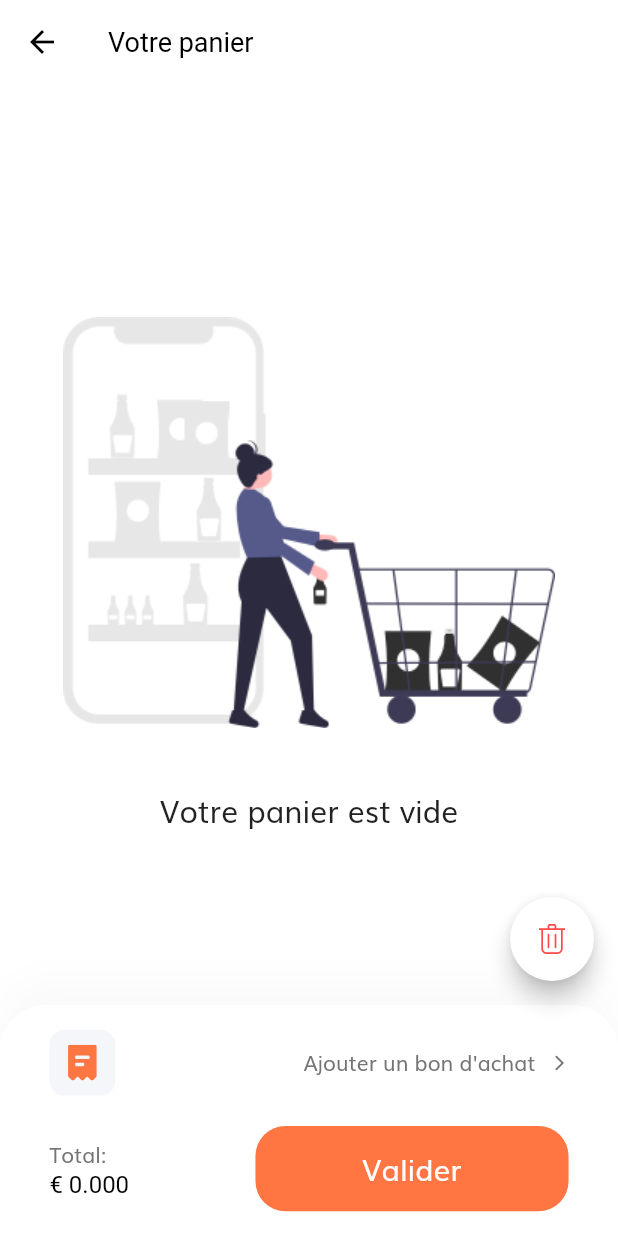
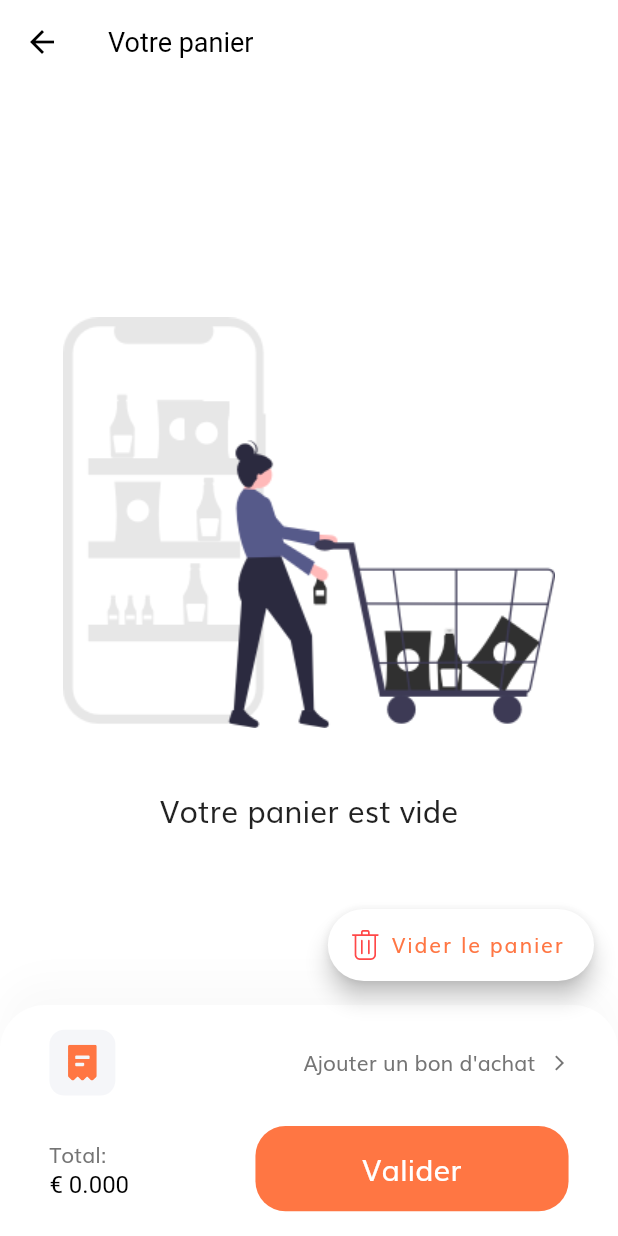
Before and after one commit to zeufack/ztrain-mob, a Flutter app: the CartScreen screen opened by its route, on a phone screen of 412 x 824 dp. Run offline on Flutter 3.47's test engine with Material 2 defaults, Android fonts, the phone set to English and light mode, and no system bars; our stand-ins replace cloud_firestore, firebase_auth, firebase_core, flutter_spinkit, flutter_svg, google_sign_in; missing offline and left inert: alert, flutter_facebook_auth, stripe_payment; accounts and stored records are empty.

Commit message:
add empty cart icon an label

```diff
--- a/lib/screens/cart/cart_screen.dart
+++ b/lib/screens/cart/cart_screen.dart
@@ -11,12 +11,16 @@ class CartScreen extends StatelessWidget {
       appBar: buildAppBar(context),
       body: Body(),
       bottomNavigationBar: CheckoutCard(),
-      floatingActionButton: FloatingActionButton(
+      floatingActionButton: FloatingActionButton.extended(
         onPressed: () {},
-        child: SvgPicture.asset(
+        icon: SvgPicture.asset(
           "assets/icons/Trash.svg",
         ),
         backgroundColor: Colors.white,
+        label: Text(
+          'Vider le panier',
+          style: TextStyle(color: Color(0xFFFF7643)),
+        ),
       ),
     );
   }
--- a/lib/screens/sign_in/auth.dart
+++ b/lib/screens/sign_in/auth.dart
@@ -101,6 +101,7 @@ class Auth implements BaseAuth {
   void incorrectLogOut() async {
     try {
       await FirebaseAuth.instance.currentUser.delete();
+      await FirebaseAuth.instance.signOut();
     } on FirebaseAuthException catch (e) {
       if (e.code == 'requires-recent-login') {
         print(
--- a/lib/screens/sign_up/components/sign_up_form.dart
+++ b/lib/screens/sign_up/components/sign_up_form.dart
@@ -3,8 +3,6 @@ import 'package:provider/provider.dart';
 import 'package:shop_app/components/custom_surfix_icon.dart';
 import 'package:shop_app/components/default_button.dart';
 import 'package:shop_app/components/form_error.dart';
-import 'package:shop_app/screens/complete_profile/complete_profile_screen.dart';
-import 'package:shop_app/screens/home/home_screen.dart';
 import 'package:shop_app/screens/login_success/login_success_screen.dart';
 import 'package:shop_app/screens/sign_in/auth.dart';
 
```
Also changed, not shown: 1 other file.
